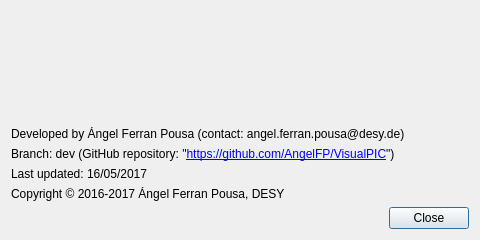
Above: VisualPIC/Views/aboutWindow.ui from AngelFP/VisualPIC before the change. Below: the same form after it.
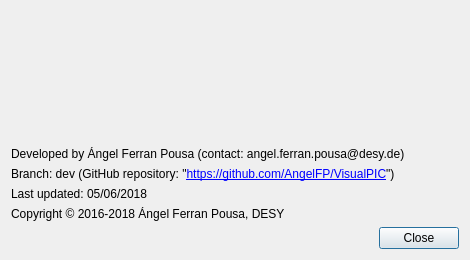
That is the form after the change. Icons and pictures are not drawn.

Diff of the .ui file:
```diff
--- a/VisualPIC/Views/aboutWindow.ui
+++ b/VisualPIC/Views/aboutWindow.ui
@@ -6,8 +6,8 @@
    <rect>
     <x>0</x>
     <y>0</y>
-    <width>480</width>
-    <height>240</height>
+    <width>470</width>
+    <height>260</height>
    </rect>
   </property>
   <property name="sizePolicy">
@@ -18,14 +18,14 @@
   </property>
   <property name="minimumSize">
    <size>
-    <width>480</width>
-    <height>240</height>
+    <width>470</width>
+    <height>260</height>
    </size>
   </property>
   <property name="maximumSize">
    <size>
-    <width>480</width>
-    <height>240</height>
+    <width>470</width>
+    <height>260</height>
    </size>
   </property>
   <property name="windowTitle">
@@ -45,14 +45,14 @@
      </property>
      <property name="minimumSize">
       <size>
-       <width>466</width>
-       <height>127</height>
+       <width>450</width>
+       <height>150</height>
       </size>
      </property>
      <property name="maximumSize">
       <size>
-       <width>466</width>
-       <height>127</height>
+       <width>450</width>
+       <height>150</height>
       </size>
      </property>
      <property name="text">
@@ -102,14 +102,14 @@
    <item>
     <widget class="QLabel" name="label_3">
      <property name="text">
-      <string>Last updated: 16/05/2017</string>
+      <string>Last updated: 05/06/2018</string>
      </property>
     </widget>
    </item>
    <item>
     <widget class="QLabel" name="label_4">
      <property name="text">
-      <string>Copyright © 2016-2017 Ángel Ferran Pousa, DESY</string>
+      <string>Copyright © 2016-2018 Ángel Ferran Pousa, DESY</string>
      </property>
     </widget>
    </item>
```
Left out of the diff: 2 changed lines with no effect on the pictures.
